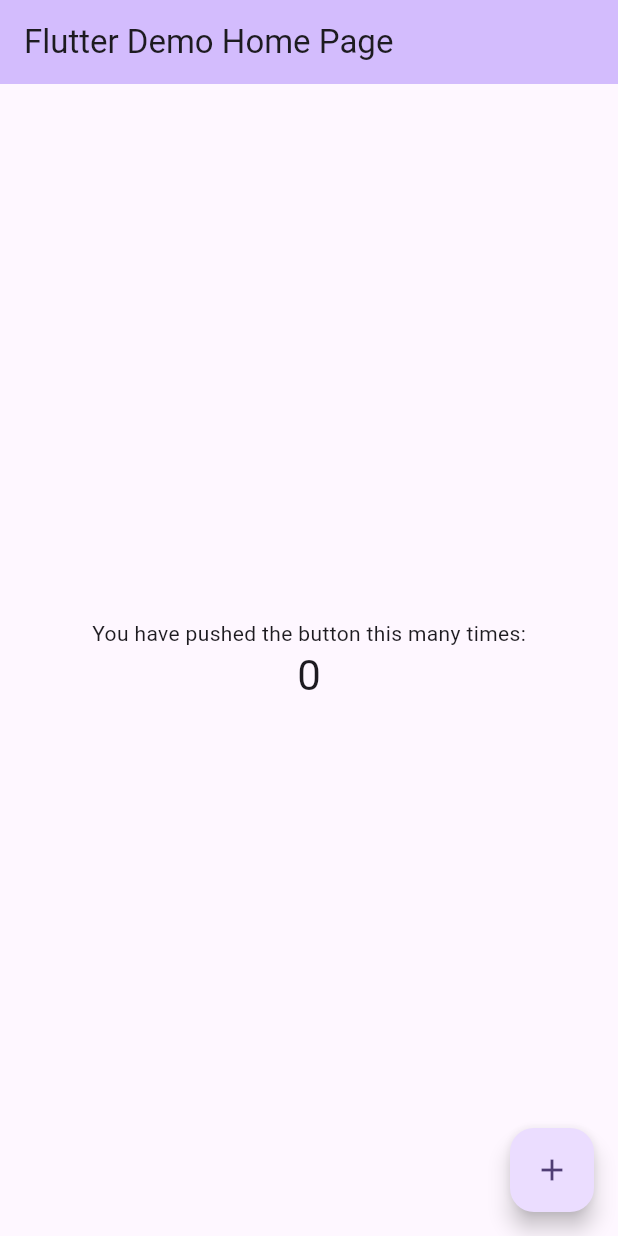
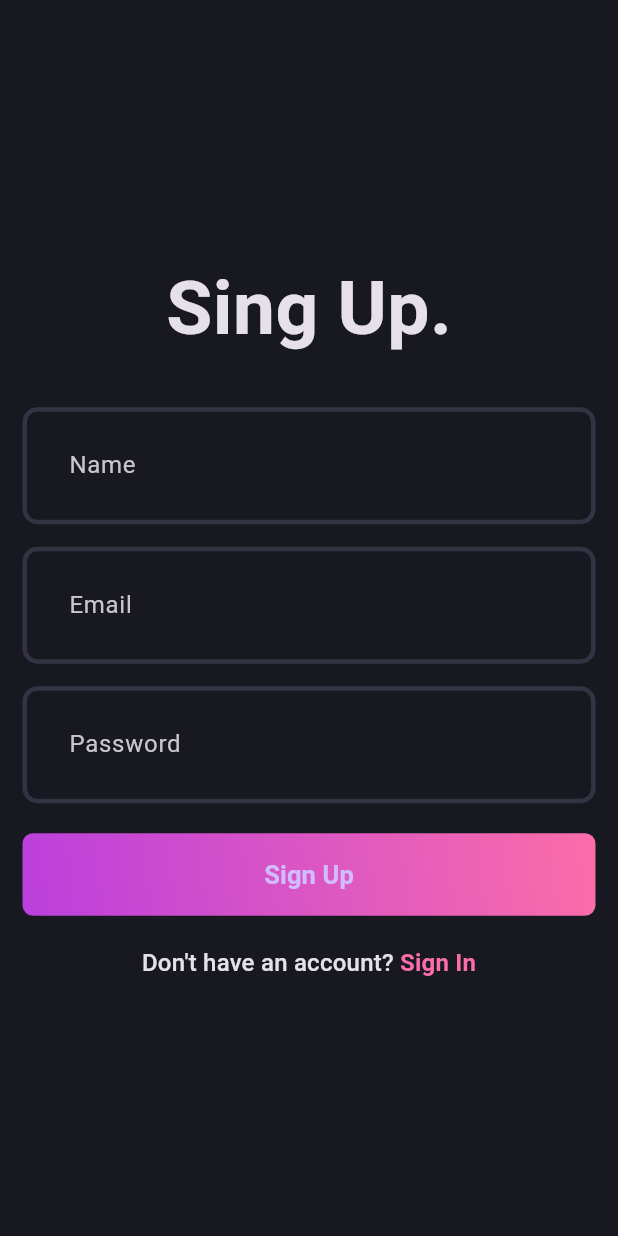
Before and after one commit to Rahul8320/Flutter_Blog_App, a Flutter app: the screen it shows after launch, on a phone screen of 412 x 824 dp. Run offline on Flutter 3.47's test engine with Material 3 defaults, Android fonts, the phone set to English and light mode, and no system bars.

Commit message:
Design Sign up Screen

```diff
--- /dev/null
+++ b/lib/core/theme/app_pallete.dart
@@ -0,0 +1,13 @@
+import 'package:flutter/material.dart';
+
+class AppPallete {
+  static const Color backgroundColor = Color.fromRGBO(24, 24, 32, 1);
+  static const Color gradient1 = Color.fromRGBO(187, 63, 221, 1);
+  static const Color gradient2 = Color.fromRGBO(251, 109, 169, 1);
+  static const Color gradient3 = Color.fromRGBO(255, 159, 124, 1);
+  static const Color borderColor = Color.fromRGBO(52, 51, 67, 1);
+  static const Color whiteColor = Colors.white;
+  static const Color greyColor = Colors.grey;
+  static const Color errorColor = Colors.redAccent;
+  static const Color transparentColor = Colors.transparent;
+}
--- /dev/null
+++ b/lib/core/theme/theme.dart
@@ -0,0 +1,20 @@
+import 'package:blog_app/core/theme/app_pallete.dart';
+import 'package:flutter/material.dart';
+
+class AppTheme {
+  static _border([Color color = AppPallete.borderColor]) => OutlineInputBorder(
+        borderSide: BorderSide(
+          color: color,
+          width: 3,
+        ),
+        borderRadius: BorderRadius.circular(10),
+      );
+
+  static final darkThemeMode = ThemeData.dark().copyWith(
+      scaffoldBackgroundColor: AppPallete.backgroundColor,
+      inputDecorationTheme: InputDecorationTheme(
+        contentPadding: const EdgeInsets.all(27),
+        enabledBorder: _border(),
+        focusedBorder: _border(AppPallete.gradient2),
+      ));
+}
--- /dev/null
+++ b/lib/features/auth/presentation/pages/signup_page.dart
@@ -0,0 +1,55 @@
+import 'package:blog_app/core/theme/app_pallete.dart';
+import 'package:blog_app/features/auth/presentation/widgets/auth_field.dart';
+import 'package:blog_app/features/auth/presentation/widgets/auth_gradient_button.dart';
+import 'package:flutter/material.dart';
+
+class SignUpPage extends StatefulWidget {
+  const SignUpPage({super.key});
+
+  @override
+  State<SignUpPage> createState() => _SignUpPageState();
+}
+
+class _SignUpPageState extends State<SignUpPage> {
+  @override
+  Widget build(BuildContext context) {
+    return Scaffold(
+      body: Padding(
+        padding: const EdgeInsets.all(15),
+        child: Column(
+          mainAxisAlignment: MainAxisAlignment.center,
+          children: [
+            const Text(
+              'Sing Up.',
+              style: TextStyle(fontSize: 50, fontWeight: FontWeight.bold),
+            ),
+            const SizedBox(height: 30),
+            const AuthField(hintText: "Name"),
+            const SizedBox(height: 15),
+            const AuthField(hintText: "Email"),
+            const SizedBox(height: 15),
+            const AuthField(hintText: "Password"),
+            const SizedBox(height: 20),
+            const AuthGradientButton(),
+            const SizedBox(height: 20),
+            RichText(
+              text: TextSpan(
+                text: "Don't have an account? ",
+                style: Theme.of(context).textTheme.titleMedium,
+                children: [
+                  TextSpan(
+                    text: "Sign In",
+                    style: Theme.of(context).textTheme.titleMedium?.copyWith(
+                      color: AppPallete.gradient2,
+                      fontWeight: FontWeight.bold,
+                    ),
+                  ),
+                ],
+              ),
+            ),
+          ],
+        ),
+      ),
+    );
+  }
+}
--- /dev/null
+++ b/lib/features/auth/presentation/widgets/auth_field.dart
@@ -0,0 +1,15 @@
+import 'package:flutter/material.dart';
+
+class AuthField extends StatelessWidget {
+  final String hintText;
+  const AuthField({super.key, required this.hintText});
+
+  @override
+  Widget build(BuildContext context) {
+    return TextFormField(
+      decoration: InputDecoration(
+        hintText: hintText,
+      ),
+    );
+  }
+}
--- /dev/null
+++ b/lib/features/auth/presentation/widgets/auth_gradient_button.dart
@@ -0,0 +1,39 @@
+import 'package:blog_app/core/theme/app_pallete.dart';
+import 'package:flutter/cupertino.dart';
+import 'package:flutter/material.dart';
+
+class AuthGradientButton extends StatelessWidget {
+  const AuthGradientButton({super.key});
+
+  @override
+  Widget build(BuildContext context) {
+    return Container(
+      decoration: BoxDecoration(
+        gradient: const LinearGradient(
+          colors: [
+            AppPallete.gradient1,
+            AppPallete.gradient2,
+          ],
+          begin: Alignment.bottomLeft,
+          end: Alignment.topRight,
+        ),
+        borderRadius: BorderRadius.circular(7),
+      ),
+      child: ElevatedButton(
+        onPressed: () {},
+        style: ElevatedButton.styleFrom(
+          fixedSize: const Size(500, 55),
+          backgroundColor: AppPallete.transparentColor,
+          shadowColor: AppPallete.transparentColor,
+        ),
+        child: const Text(
+          "Sign Up",
+          style: TextStyle(
+            fontSize: 17,
+            fontWeight: FontWeight.w600,
+          ),
+        ),
+      ),
+    );
+  }
+}
--- a/lib/main.dart
+++ b/lib/main.dart
@@ -1,4 +1,7 @@
+import 'package:blog_app/core/theme/theme.dart';
 import 'package:flutter/material.dart';
+
+import 'features/auth/presentation/pages/signup_page.dart';
 
 void main() {
   runApp(const MyApp());
@@ -11,115 +14,10 @@ class MyApp extends StatelessWidget {
   @override
   Widget build(BuildContext context) {
     return MaterialApp(
-      title: 'Flutter Demo',
-      theme: ThemeData(
-        // This is the theme of your application.
-        //
-        // TRY THIS: Try running your application with "flutter run". You'll see
-        // the application has a purple toolbar. Then, without quitting the app,
-        // try changing the seedColor in the colorScheme below to Colors.green
-        // and then invoke "hot reload" (save your changes or press the "hot
-        // reload" button in a Flutter-supported IDE, or press "r" if you used
-        // the command line to start the app).
-        //
-        // Notice that the counter didn't reset back to zero; the application
-        // state is not lost during the reload. To reset the state, use hot
-        // restart instead.
-        //
-        // This works for code too, not just values: Most code changes can be
-        // tested with just a hot reload.
-        colorScheme: ColorScheme.fromSeed(seedColor: Colors.deepPurple),
-        useMaterial3: true,
-      ),
-      home: const MyHomePage(title: 'Flutter Demo Home Page'),
+      debugShowCheckedModeBanner: false,
+      title: 'Blog App',
+      theme: AppTheme.darkThemeMode,
+      home: const SignUpPage(),
     );
   }
 }
-
-class MyHomePage extends StatefulWidget {
-  const MyHomePage({super.key, required this.title});
-
-  // This widget is the home page of your application. It is stateful, meaning
-  // that it has a State object (defined below) that contains fields that affect
-  // how it looks.
-
-  // This class is the configuration for the state. It holds the values (in this
-  // case the title) provided by the parent (in this case the App widget) and
-  // used by the build method of the State. Fields in a Widget subclass are
-  // always marked "final".
-
-  final String title;
-
-  @override
-  State<MyHomePage> createState() => _MyHomePageState();
-}
-
-class _MyHomePageState extends State<MyHomePage> {
-  int _counter = 0;
-
-  void _incrementCounter() {
-    setState(() {
-      // This call to setState tells the Flutter framework that something has
-      // changed in this State, which causes it to rerun the build method below
-      // so that the display can reflect the updated values. If we changed
-      // _counter without calling setState(), then the build method would not be
-      // called again, and so nothing would appear to happen.
-      _counter++;
-    });
-  }
-
-  @override
-  Widget build(BuildContext context) {
-    // This method is rerun every time setState is called, for instance as done
-    // by the _incrementCounter method above.
-    //
-    // The Flutter framework has been optimized to make rerunning build methods
-    // fast, so that you can just rebuild anything that needs updating rather
-    // than having to individually change instances of widgets.
-    return Scaffold(
-      appBar: AppBar(
-        // TRY THIS: Try changing the color here to a specific color (to
-        // Colors.amber, perhaps?) and trigger a hot reload to see the AppBar
-        // change color while the other colors stay the same.
-        backgroundColor: Theme.of(context).colorScheme.inversePrimary,
-        // Here we take the value from the MyHomePage object that was created by
-        // the App.build method, and use it to set our appbar title.
-        title: Text(widget.title),
-      ),
-      body: Center(
-        // Center is a layout widget. It takes a single child and positions it
-        // in the middle of the parent.
-        child: Column(
-          // Column is also a layout widget. It takes a list of children and
-          // arranges them vertically. By default, it sizes itself to fit its
-          // children horizontally, and tries to be as tall as its parent.
-          //
-          // Column has various properties to control how it sizes itself and
-          // how it positions its children. Here we use mainAxisAlignment to
-          // center the children vertically; the main axis here is the vertical
-          // axis because Columns are vertical (the cross axis would be
-          // horizontal).
-          //
-          // TRY THIS: Invoke "debug painting" (choose the "Toggle Debug Paint"
-          // action in the IDE, or press "p" in the console), to see the
-          // wireframe for each widget.
-          mainAxisAlignment: MainAxisAlignment.center,
-          children: <Widget>[
-            const Text(
-              'You have pushed the button this many times:',
-            ),
-            Text(
-              '$_counter',
-              style: Theme.of(context).textTheme.headlineMedium,
-            ),
-          ],
-        ),
-      ),
-      floatingActionButton: FloatingActionButton(
-        onPressed: _incrementCounter,
-        tooltip: 'Increment',
-        child: const Icon(Icons.add),
-      ), // This trailing comma makes auto-formatting nicer for build methods.
-    );
-  }
-}
```
